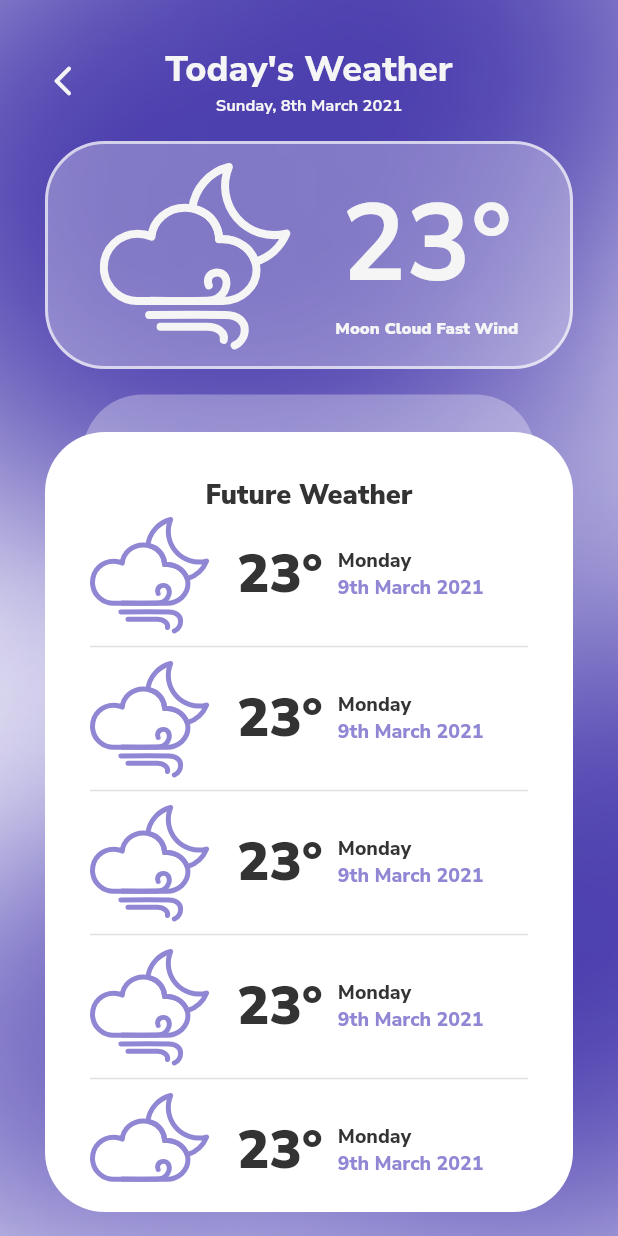
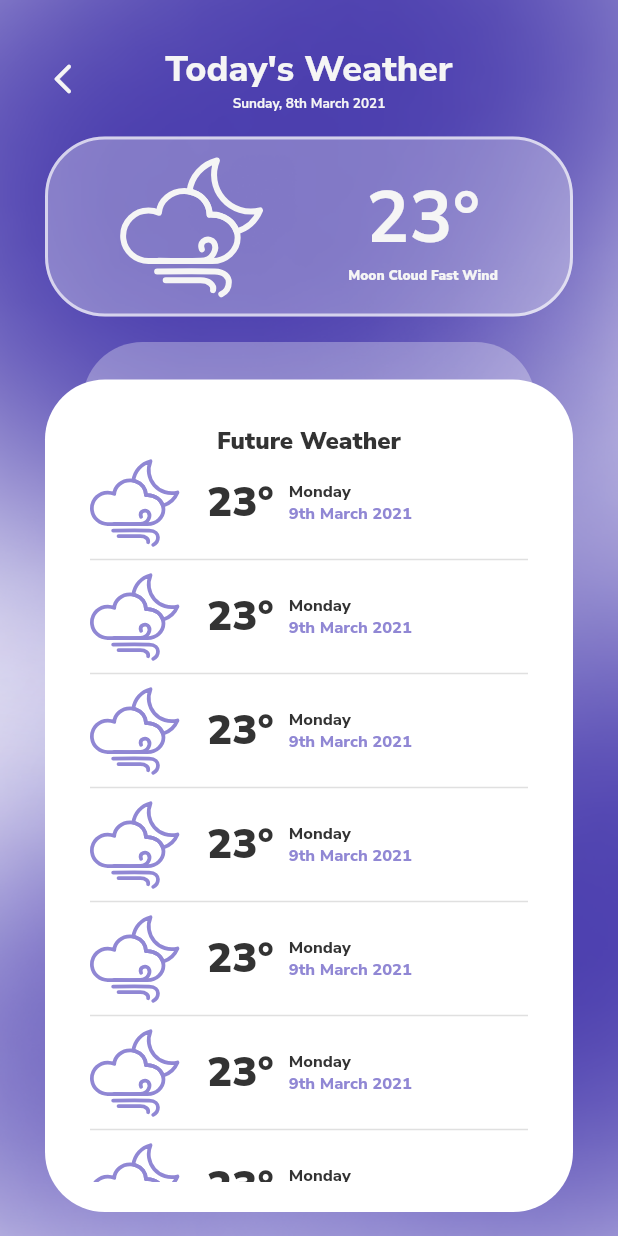
Before and after one commit to nayeemtby/glassy_weather, a Flutter app: the DetailsScreen screen opened directly, on a phone screen of 412 x 824 dp. Run offline on Flutter 3.47's test engine with Material 2 defaults, Android fonts, the phone set to English and light mode, and no system bars; our stand-ins replace adaptive_breakpoints, flutter_svg, scroll_snap_list, shared_preferences; accounts and stored records are empty; network calls fail; project files that could hold a hidden picture were left out.

Commit message:
Finished portrait mode responsive

```diff
--- a/lib/components.dart
+++ b/lib/components.dart
@@ -328,10 +328,30 @@ class TimeCard extends StatelessWidget {
 }
 
 class TransparentCard extends StatelessWidget {
-  const TransparentCard({Key? key}) : super(key: key);
+  final double width;
+  const TransparentCard({
+    Key? key,
+    required this.width,
+  }) : super(key: key);
 
   @override
   Widget build(BuildContext context) {
+    final TextStyle tempStyle;
+    final double iconSize;
+    final TextStyle conditionStyle;
+    if (width < 600) {
+      tempStyle = TxtThemesXs.bold72;
+      iconSize = 96;
+      conditionStyle = TxtThemesXs.black11;
+    } else if (width < 1440) {
+      tempStyle = TxtThemes.bold72;
+      iconSize = 128;
+      conditionStyle = TxtThemes.black11;
+    } else {
+      tempStyle = TxtThemesXl.bold72;
+      iconSize = 240;
+      conditionStyle = TxtThemesXl.black11;
+    }
     return Container(
       width: double.infinity,
       padding: const EdgeInsets.symmetric(vertical: 10, horizontal: 25),
@@ -344,7 +364,7 @@ class TransparentCard extends StatelessWidget {
         children: [
           SvgPicture.asset(
             'assets/states/windy_night-02.svg',
-            height: 128,
+            height: iconSize,
             color: MyColors.white2,
           ),
           const SizedBox(
@@ -355,11 +375,11 @@ class TransparentCard extends StatelessWidget {
             children: [
               Text(
                 '23\u00B0',
-                style: TxtThemes.bold72.copyWith(color: MyColors.white2),
+                style: tempStyle.copyWith(color: MyColors.white2),
               ),
               Text(
                 'Moon Cloud Fast Wind',
-                style: TxtThemes.black11.copyWith(color: MyColors.white2),
+                style: conditionStyle.copyWith(color: MyColors.white2),
               )
             ],
           )
@@ -370,10 +390,34 @@ class TransparentCard extends StatelessWidget {
 }
 
 class WeatherListCard extends StatelessWidget {
-  const WeatherListCard({Key? key}) : super(key: key);
+  final double width;
+  const WeatherListCard({
+    Key? key,
+    required this.width,
+  }) : super(key: key);
 
   @override
   Widget build(BuildContext context) {
+    final TextStyle titleStyle;
+    final double iconSize;
+    final TextStyle tempStyle;
+    final TextStyle dayStyle;
+    if (width < 600) {
+      titleStyle = TxtThemesXs.black18;
+      iconSize = 60;
+      tempStyle = TxtThemesXs.black36;
+      dayStyle = TxtThemesXs.extraB13;
+    } else if (width < 1440) {
+      titleStyle = TxtThemes.black18;
+      iconSize = 80;
+      tempStyle = TxtThemes.black36;
+      dayStyle = TxtThemes.extraB13;
+    } else {
+      titleStyle = TxtThemesXl.black18;
+      iconSize = 140;
+      tempStyle = TxtThemesXl.black36;
+      dayStyle = TxtThemesXl.extraB13;
+    }
     return Container(
         padding: const EdgeInsets.fromLTRB(30, 30, 30, 20),
         decoration: BoxDecoration(
@@ -390,17 +434,18 @@ class WeatherListCard extends StatelessWidget {
           children: [
             Text(
               "Future Weather",
-              style: TxtThemes.black18.copyWith(color: MyColors.primaryGray),
+              style: titleStyle.copyWith(color: MyColors.primaryGray),
             ),
             Expanded(
                 child: ListView.separated(
+                    physics: const BouncingScrollPhysics(),
                     itemBuilder: (ctx, index) {
                       return Row(
                         mainAxisSize: MainAxisSize.min,
                         children: [
                           SvgPicture.asset(
                             'assets/states/windy_night-02.svg',
-                            height: 80,
+                            height: iconSize,
                             color: MyColors.secondaryPurple,
                           ),
                           const SizedBox(
@@ -408,11 +453,11 @@ class WeatherListCard extends StatelessWidget {
                           ),
                           Text(
                             "23\u00B0",
-                            style: TxtThemes.black36
-                                .copyWith(color: MyColors.primaryGray),
+                            style:
+                                tempStyle.copyWith(color: MyColors.primaryGray),
                           ),
-                          const SizedBox(
-                            width: 10,
+                          SizedBox(
+                            width: width < 1440 ? 10 : 24,
                           ),
                           Column(
                             mainAxisSize: MainAxisSize.min,
@@ -420,13 +465,13 @@ class WeatherListCard extends StatelessWidget {
                             children: [
                               Text(
                                 "Monday",
-                                style: TxtThemes.extraB13
-                                    .copyWith(color: MyColors.primaryGray),
+                                style: dayStyle.copyWith(
+                                    color: MyColors.primaryGray),
                               ),
                               Text(
                                 "9th March 2021",
-                                style: TxtThemes.extraB13
-                                    .copyWith(color: MyColors.secondaryPurple),
+                                style: dayStyle.copyWith(
+                                    color: MyColors.secondaryPurple),
                               )
                             ],
                           )
--- a/lib/dashboard.dart
+++ b/lib/dashboard.dart
@@ -16,7 +16,8 @@ class Dashboard extends StatelessWidget {
   Widget build(BuildContext context) {
     MediaQueryData mqData = MediaQuery.of(context);
     return Scaffold(
-      body: Container(
+      body: SafeArea(
+        child: Container(
           padding: EdgeInsets.only(top: mqData.size.width < 600 ? 16 : 24),
           color: MyColors.fifo,
           width: double.infinity,
@@ -27,7 +28,8 @@ class Dashboard extends StatelessWidget {
                 if (snap.hasError) {
                   print(snap.error);
                 }
-              Map<String, dynamic> current = snap.data as Map<String, dynamic>;
+                Map<String, dynamic> current =
+                    snap.data as Map<String, dynamic>;
                 current = current['current'];
                 return Column(
                   mainAxisAlignment: MainAxisAlignment.spaceBetween,
@@ -37,16 +39,20 @@ class Dashboard extends StatelessWidget {
                       children: [
                         Text(
                           "Dhaka",
-                        style: TxtThemes.extraB24
+                          style: (mqData.size.width < 1440
+                                  ? TxtThemes.extraB24
+                                  : TxtThemesXl.extraB24)
                               .copyWith(color: MyColors.primaryGray),
                         ),
                         Text(
                           getFormattedTime(DateTime.now()),
-                        style: TxtThemes.semiB12
+                          style: (mqData.size.width < 1440
+                                  ? TxtThemes.semiB12
+                                  : TxtThemesXl.semiB12)
                               .copyWith(color: MyColors.primaryGray),
                         ),
-                      const SizedBox(
-                        height: 24,
+                        SizedBox(
+                          height: mqData.size.width < 1440 ? 24 : 38,
                         ),
                         _CarouselSlider(
                           mqData: mqData,
@@ -64,6 +70,7 @@ class Dashboard extends StatelessWidget {
                   ],
                 );
               }),
+        ),
       ),
     );
   }
@@ -204,8 +211,8 @@ class _BottomUnit extends StatelessWidget {
       navStyle = TxtThemes.black16;
     } else {
       gutter = 24;
-      iconHeight = 36;
-      pad = 38;
+      iconHeight = 42;
+      pad = 46;
       dataStyle = TxtThemesXl.black16;
       titleStyle = TxtThemesXl.black11;
       navStyle = TxtThemesXl.black16;
@@ -213,7 +220,8 @@ class _BottomUnit extends StatelessWidget {
     metricsHeight =
         iconHeight + (pad * 2) + dataStyle.fontSize! + titleStyle.fontSize!;
     return Container(
-      padding: const EdgeInsets.fromLTRB(30, 0, 30, 24),
+      padding:
+          EdgeInsets.fromLTRB(30, 0, 30, mqData.size.width < 1440 ? 24 : 36),
       alignment: Alignment.topCenter,
       width: double.infinity,
       color: MyColors.purple1,
@@ -301,7 +309,7 @@ class _HourForecast extends StatelessWidget {
       timeStyle = TxtThemes.semiB12;
       tempStyle = TxtThemes.black18;
     } else {
-      iconHeight = 96;
+      iconHeight = 128;
       timeStyle = TxtThemesXl.semiB12;
       tempStyle = TxtThemesXl.black18;
     }
@@ -312,9 +320,9 @@ class _HourForecast extends StatelessWidget {
       child: Row(
         mainAxisSize: MainAxisSize.min,
         children: [
-          for (var i = 0; i < 7; i++)
+          for (var i = 0; i < 24; i++)
             Padding(
-              padding: const EdgeInsets.only(right: 12),
+              padding: EdgeInsets.only(right: width < 1440 ? 12 : 16),
               child: TimeCard(
                 iconHeight: iconHeight,
                 tempStyle: tempStyle,
--- a/lib/details.dart
+++ b/lib/details.dart
@@ -8,6 +8,18 @@ class DetailsScreen extends StatelessWidget {
   @override
   Widget build(BuildContext context) {
     final MediaQueryData mqData = MediaQuery.of(context);
+    final TextStyle titleStyle;
+    final TextStyle dayStyle;
+    if (mqData.size.width < 600) {
+      titleStyle = TxtThemesXs.extraB24;
+      dayStyle = TxtThemesXs.bold11;
+    } else if (mqData.size.width < 1440) {
+      titleStyle = TxtThemes.extraB24;
+      dayStyle = TxtThemes.bold11;
+    } else {
+      titleStyle = TxtThemesXl.extraB24;
+      dayStyle = TxtThemesXl.bold11;
+    }
     return Scaffold(
       body: Container(
         width: double.infinity,
@@ -25,21 +37,21 @@ class DetailsScreen extends StatelessWidget {
                     onTap: () {
                       Navigator.pop(context);
                     },
-                    child: const Icon(
+                    child: Icon(
                       Icons.arrow_back_ios_new_rounded,
                       color: MyColors.white2,
+                      size: mqData.size.width < 1440 ? 24 : 36,
                     )),
                 Column(
                   mainAxisSize: MainAxisSize.min,
                   children: [
                     Text(
                       "Today's Weather",
-                      style:
-                          TxtThemes.extraB24.copyWith(color: MyColors.white2),
+                      style: titleStyle.copyWith(color: MyColors.white2),
                     ),
                     Text(
                       'Sunday, 8th March 2021',
-                      style: TxtThemes.bold11.copyWith(color: MyColors.white2),
+                      style: dayStyle.copyWith(color: MyColors.white2),
                     )
                   ],
                 ),
@@ -51,11 +63,16 @@ class DetailsScreen extends StatelessWidget {
             const SizedBox(
               height: 16,
             ),
-            const TransparentCard(),
+            TransparentCard(
+              width: mqData.size.width,
+            ),
             const SizedBox(
               height: 42,
             ),
-            const Expanded(child: WeatherListCard())
+            Expanded(
+                child: WeatherListCard(
+              width: mqData.size.width,
+            ))
           ],
         ),
       ),
--- a/lib/theme.dart
+++ b/lib/theme.dart
@@ -37,13 +37,13 @@ abstract class TxtThemes {
 
 abstract class TxtThemesXl {
   static const TextStyle extraB24 =
-      TextStyle(fontWeight: FontWeight.w800, fontSize: 24);
+      TextStyle(fontWeight: FontWeight.w800, fontSize: 48);
 
   static const TextStyle extraB13 =
-      TextStyle(fontWeight: FontWeight.w800, fontSize: 13);
+      TextStyle(fontWeight: FontWeight.w800, fontSize: 26);
 
   static const TextStyle semiB12 =
-      TextStyle(fontWeight: FontWeight.w600, fontSize: 20);
+      TextStyle(fontWeight: FontWeight.w600, fontSize: 26);
 
   static const TextStyle bold11 =
       TextStyle(fontWeight: FontWeight.w700, fontSize: 24);
@@ -55,19 +55,19 @@ abstract class TxtThemesXl {
       TextStyle(fontWeight: FontWeight.w900, fontSize: 9);
 
   static const TextStyle black11 =
-      TextStyle(fontWeight: FontWeight.w900, fontSize: 24);
+      TextStyle(fontWeight: FontWeight.w900, fontSize: 28);
 
   static const TextStyle black12 =
       TextStyle(fontWeight: FontWeight.w900, fontSize: 12);
 
   static const TextStyle black16 =
-      TextStyle(fontWeight: FontWeight.w900, fontSize: 26);
+      TextStyle(fontWeight: FontWeight.w900, fontSize: 36);
 
   static const TextStyle black18 =
-      TextStyle(fontWeight: FontWeight.w900, fontSize: 26);
+      TextStyle(fontWeight: FontWeight.w900, fontSize: 36);
 
   static const TextStyle black36 =
-      TextStyle(fontWeight: FontWeight.w900, fontSize: 36);
+      TextStyle(fontWeight: FontWeight.w900, fontSize: 72);
 }
 
 abstract class TxtThemesXs {
@@ -75,7 +75,7 @@ abstract class TxtThemesXs {
       TextStyle(fontWeight: FontWeight.w800, fontSize: 24);
 
   static const TextStyle extraB13 =
-      TextStyle(fontWeight: FontWeight.w800, fontSize: 13);
+      TextStyle(fontWeight: FontWeight.w800, fontSize: 11);
 
   static const TextStyle semiB12 =
       TextStyle(fontWeight: FontWeight.w600, fontSize: 11);
@@ -99,10 +99,10 @@ abstract class TxtThemesXs {
       TextStyle(fontWeight: FontWeight.w900, fontSize: 14);
 
   static const TextStyle black18 =
-      TextStyle(fontWeight: FontWeight.w900, fontSize: 17);
+      TextStyle(fontWeight: FontWeight.w900, fontSize: 16);
 
   static const TextStyle black36 =
-      TextStyle(fontWeight: FontWeight.w900, fontSize: 36);
+      TextStyle(fontWeight: FontWeight.w900, fontSize: 28);
 }
 
 abstract class MyColors {
```
Lines whose indentation alone changed are shown as unchanged.
